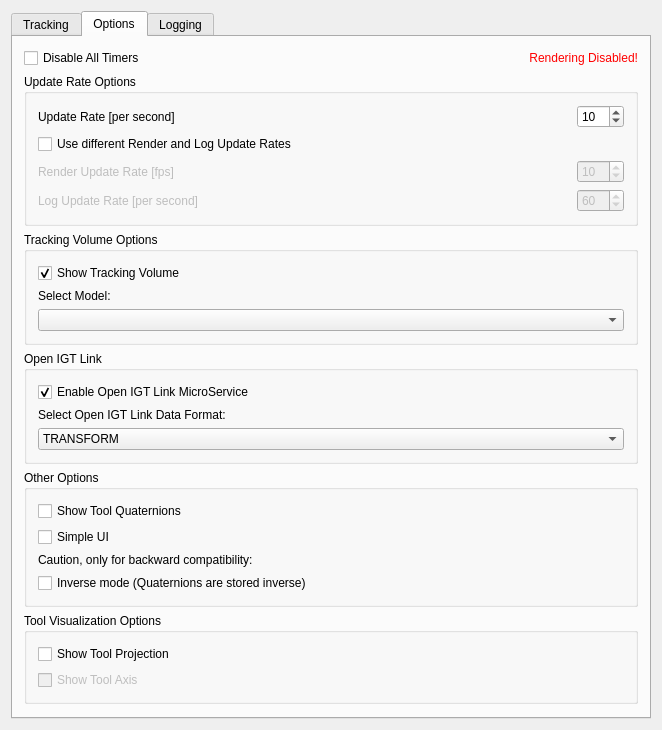
This is Plugins/org.mitk.gui.qt.igttracking/src/internal/QmitkMITKIGTTrackingToolboxViewControls.ui in MITK/MITK as Qt 5 draws it before an edit. The edited form follows.
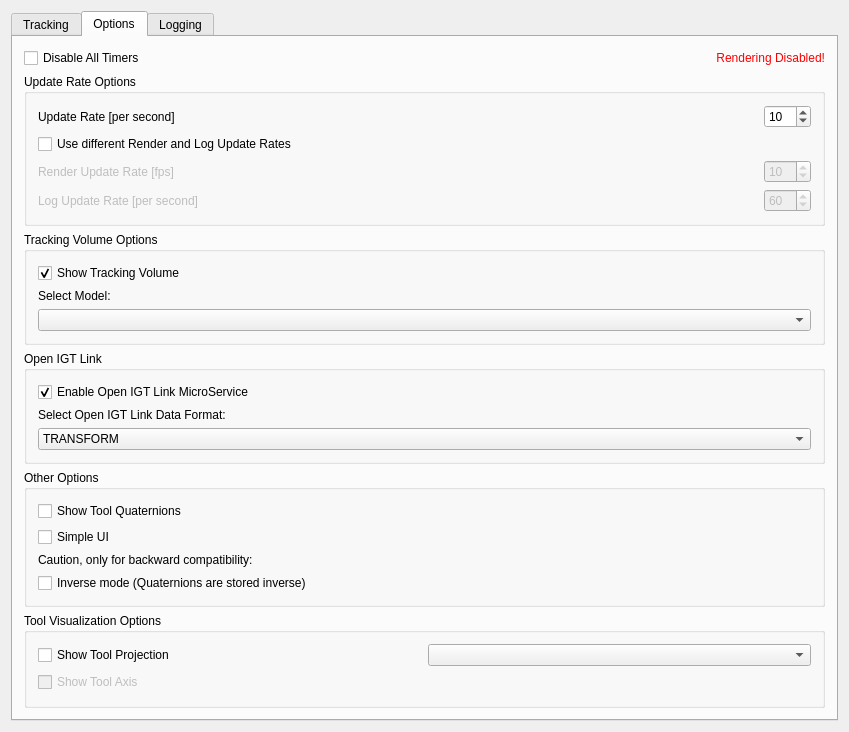
This is the edited form. The open tabs and pages were chosen to show the change. Custom widgets are drawn as their Qt base class.

Commit message: Show tool projection only for selected tool

```diff
--- a/Plugins/org.mitk.gui.qt.igttracking/src/internal/QmitkMITKIGTTrackingToolboxViewControls.ui
+++ b/Plugins/org.mitk.gui.qt.igttracking/src/internal/QmitkMITKIGTTrackingToolboxViewControls.ui
@@ -6,8 +6,8 @@
    <rect>
     <x>0</x>
     <y>0</y>
-    <width>662</width>
-    <height>630</height>
+    <width>849</width>
+    <height>701</height>
    </rect>
   </property>
   <property name="minimumSize">
@@ -359,17 +359,15 @@
       <attribute name="title">
        <string>Options</string>
       </attribute>
-      <layout class="QVBoxLayout" name="verticalLayout_13">
-       <item>
-        <layout class="QHBoxLayout" name="horizontalLayout_12">
-         <item>
+      <layout class="QGridLayout" name="gridLayout_3">
+       <item row="0" column="0">
           <widget class="QCheckBox" name="m_DisableAllTimers">
            <property name="text">
             <string>Disable All Timers</string>
            </property>
           </widget>
          </item>
-         <item>
+       <item row="0" column="1">
           <widget class="QLabel" name="m_RenderWarningLabel">
            <property name="enabled">
             <bool>true</bool>
@@ -382,9 +380,7 @@
            </property>
           </widget>
          </item>
-        </layout>
-       </item>
-       <item>
+       <item row="1" column="0" colspan="2">
         <widget class="QGroupBox" name="m_UpdateRateOptionsGroupBox">
          <property name="title">
           <string>Update Rate Options</string>
@@ -523,7 +519,7 @@
          </layout>
         </widget>
        </item>
-       <item>
+       <item row="2" column="0" colspan="2">
         <widget class="QGroupBox" name="groupBox">
          <property name="title">
           <string>Tracking Volume Options</string>
@@ -555,7 +551,7 @@
          </layout>
         </widget>
        </item>
-       <item>
+       <item row="3" column="0" colspan="2">
         <widget class="QGroupBox" name="groupBox_2">
          <property name="title">
           <string>Open IGT Link</string>
@@ -605,7 +601,7 @@
          </layout>
         </widget>
        </item>
-       <item>
+       <item row="4" column="0" colspan="2">
         <widget class="QGroupBox" name="m_OtherOptionsGroupBox">
          <property name="title">
           <string>Other Options</string>
@@ -642,13 +638,13 @@
          </layout>
         </widget>
        </item>
-       <item>
+       <item row="5" column="0" colspan="2">
         <widget class="QGroupBox" name="groupBox_5">
          <property name="title">
           <string>Tool Visualization Options</string>
          </property>
-         <layout class="QVBoxLayout" name="verticalLayout_17">
-          <item>
+         <layout class="QGridLayout" name="gridLayout_5">
+          <item row="0" column="0">
            <widget class="QCheckBox" name="showHideToolProjectionCheckBox">
             <property name="enabled">
              <bool>true</bool>
@@ -658,7 +654,10 @@
             </property>
            </widget>
           </item>
-          <item>
+          <item row="0" column="1">
+           <widget class="QComboBox" name="m_toolselector"/>
+          </item>
+          <item row="1" column="0">
            <widget class="QCheckBox" name="showHideToolAxisCheckBox">
             <property name="enabled">
              <bool>false</bool>
@@ -671,19 +670,6 @@
          </layout>
         </widget>
        </item>
-       <item>
-        <spacer name="verticalSpacer_3">
-         <property name="orientation">
-          <enum>Qt::Vertical</enum>
-         </property>
-         <property name="sizeHint" stdset="0">
-          <size>
-           <width>20</width>
-           <height>600</height>
-          </size>
-         </property>
-        </spacer>
-       </item>
       </layout>
      </widget>
      <widget class="QWidget" name="tab_3">
```
Left out of the diff: 2 changed lines with no effect on the pictures. Lines whose indentation alone changed are shown as unchanged. The commit also changes 2 other files.
